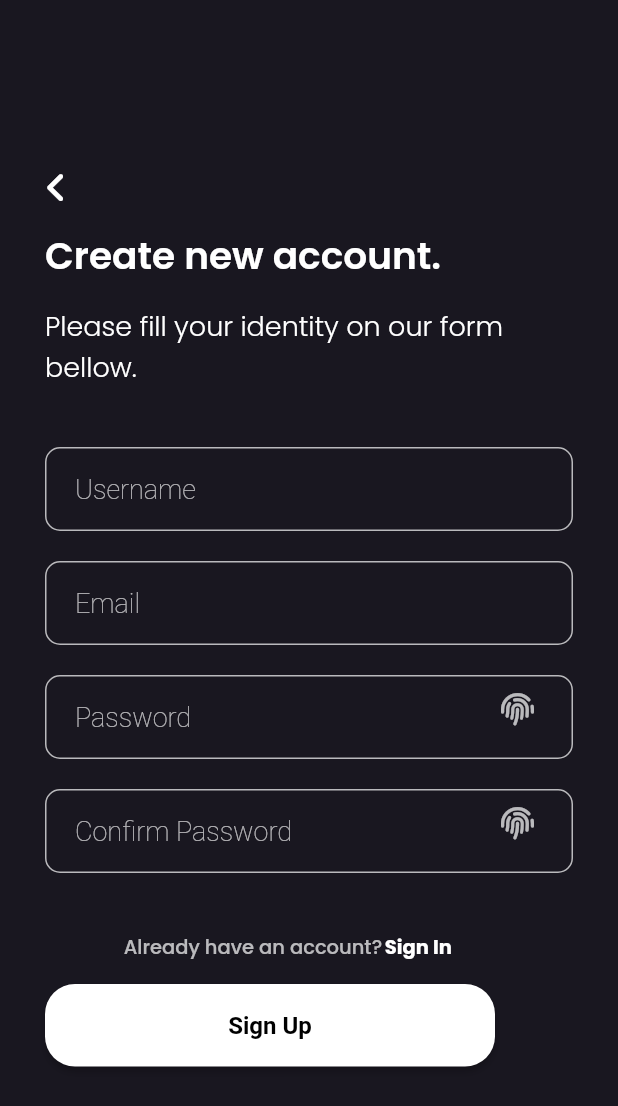
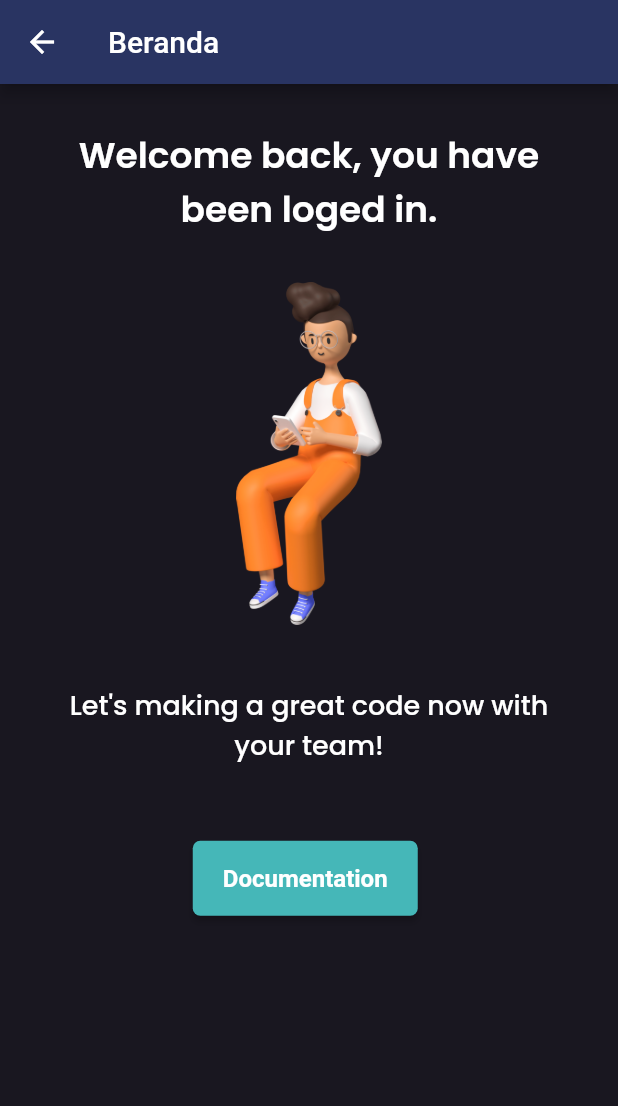
Before and after one commit to akuutauf/project-interoperabilitas-ui, a Flutter app: the SignUp screen opened directly, after a tap on "Sign Up", on a phone screen of 412 x 824 dp. Shown: the top 1106 px of the screen. Run offline on Flutter 3.47's test engine with Material 2 defaults, Android fonts, the phone set to English and light mode, and no system bars; our stand-ins replace font_awesome_flutter, google_fonts.

Commit message:
Adding Screen Beranda

```diff
--- /dev/null
+++ b/lib/screens/page_beranda.dart
@@ -0,0 +1,81 @@
+import 'package:flutter/material.dart';
+import 'package:google_fonts/google_fonts.dart';
+
+class BerandaUser extends StatefulWidget {
+  const BerandaUser({Key? key}) : super(key: key);
+
+  @override
+  State<BerandaUser> createState() => _BerandaUserState();
+}
+
+class _BerandaUserState extends State<BerandaUser> {
+  @override
+  Widget build(BuildContext context) {
+    return Scaffold(
+      appBar: AppBar(
+        title: Text('Beranda'),
+        backgroundColor: Color.fromARGB(255, 41, 52, 98),
+      ),
+      backgroundColor: Color.fromRGBO(25, 23, 32, 1),
+      body: Container(
+        child: Column(
+          mainAxisAlignment: MainAxisAlignment.start,
+          crossAxisAlignment: CrossAxisAlignment.center,
+          children: [
+            Container(
+              margin: EdgeInsets.fromLTRB(40, 30, 40, 0),
+              child: Text(
+                'Welcome back, you have been loged in.',
+                style: GoogleFonts.poppins(
+                  color: Colors.white,
+                  fontSize: 24,
+                  fontWeight: FontWeight.w600,
+                ),
+                textAlign: TextAlign.center,
+              ),
+            ),
+            Center(
+              child: Container(
+                margin: EdgeInsets.fromLTRB(20, 30, 20, 20),
+                child: Image.asset(
+                  'assets/image/3d_woman.png',
+                  scale: 13,
+                ),
+              ),
+            ),
+            Container(
+              margin: EdgeInsets.fromLTRB(40, 20, 40, 30),
+              child: Text(
+                'Let\'s making a great code now with your team!',
+                style: GoogleFonts.poppins(
+                  color: Colors.white,
+                  fontSize: 18,
+                  fontWeight: FontWeight.w500,
+                ),
+                textAlign: TextAlign.center,
+              ),
+            ),
+            Container(
+              height: 50,
+              width: 150,
+              margin: EdgeInsets.fromLTRB(0, 20, 5, 0),
+              child: ElevatedButton(
+                onPressed: () {},
+                child: const Text(
+                  'Documentation',
+                  style: TextStyle(fontWeight: FontWeight.w700, fontSize: 16),
+                ),
+                style: ElevatedButton.styleFrom(
+                    primary: Color.fromARGB(255, 69, 183, 184),
+                    onPrimary: Colors.white,
+                    fixedSize: const Size(300, 100),
+                    shape: RoundedRectangleBorder(
+                        borderRadius: BorderRadius.circular(5))),
+              ),
+            ),
+          ],
+        ),
+      ),
+    );
+  }
+}
--- a/lib/screens/page_signin.dart
+++ b/lib/screens/page_signin.dart
@@ -1,6 +1,7 @@
 import 'package:flutter/material.dart';
 import 'package:google_fonts/google_fonts.dart';
 import 'package:font_awesome_flutter/font_awesome_flutter.dart';
+import 'package:mobile_ui_interoperabilitas/screens/page_beranda.dart';
 import 'package:mobile_ui_interoperabilitas/screens/page_signup.dart';
 // import 'page_signup.dart';
 
@@ -195,7 +196,12 @@ class _SignInState extends State<SignIn> {
                 height: 55,
                 margin: EdgeInsets.fromLTRB(30, 10, 30, 0),
                 child: ElevatedButton(
-                  onPressed: () {},
+                  onPressed: () {
+                    Navigator.push(context,
+                        MaterialPageRoute(builder: (context) {
+                      return BerandaUser();
+                    }));
+                  },
                   child: const Text(
                     'Sign In',
                     style: TextStyle(fontWeight: FontWeight.w700, fontSize: 16),
--- a/lib/screens/page_signup.dart
+++ b/lib/screens/page_signup.dart
@@ -1,8 +1,8 @@
 import 'package:flutter/material.dart';
 import 'package:google_fonts/google_fonts.dart';
 import 'package:font_awesome_flutter/font_awesome_flutter.dart';
+import 'package:mobile_ui_interoperabilitas/screens/page_beranda.dart';
 import 'package:mobile_ui_interoperabilitas/screens/page_signin.dart';
-import 'page_signin.dart';
 
 class SignUp extends StatefulWidget {
   const SignUp({Key? key}) : super(key: key);
@@ -253,7 +253,11 @@ class _SignUpState extends State<SignUp> {
               height: 55,
               margin: EdgeInsets.fromLTRB(30, 0, 30, 0),
               child: ElevatedButton(
-                onPressed: () {},
+                onPressed: () {
+                  Navigator.push(context, MaterialPageRoute(builder: (context) {
+                    return BerandaUser();
+                  }));
+                },
                 child: const Text(
                   'Sign Up',
                   style: TextStyle(fontWeight: FontWeight.w700, fontSize: 16),
```
Also changed, not shown: assets/image/3d_woman.png (added), 14 other files.
